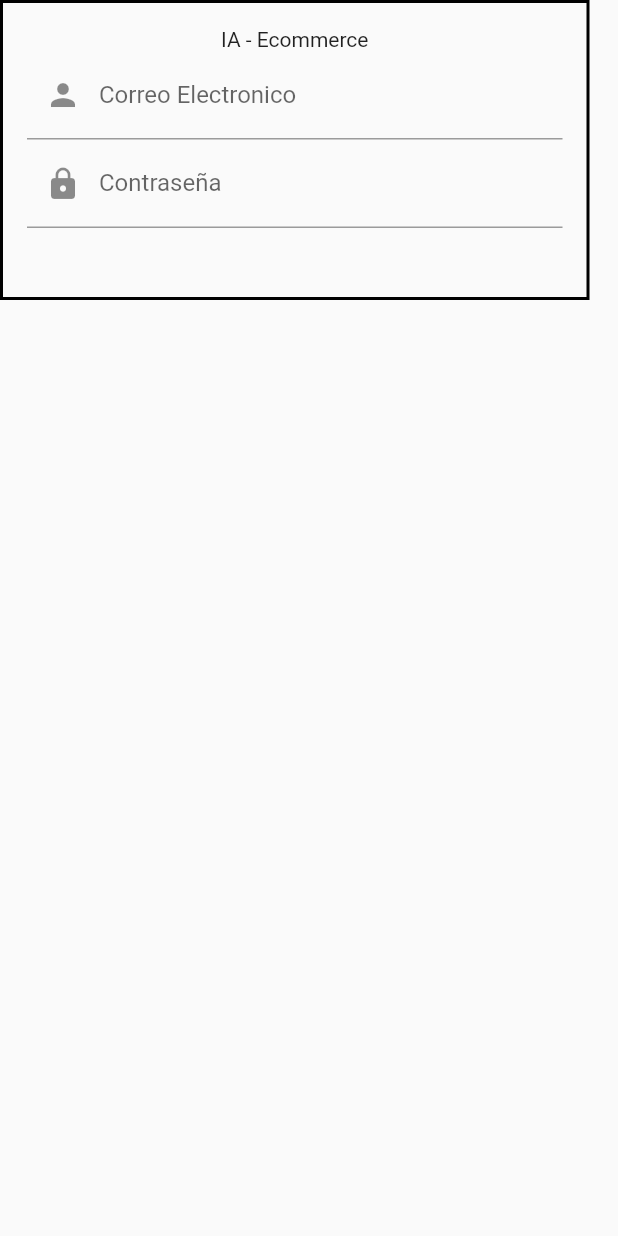
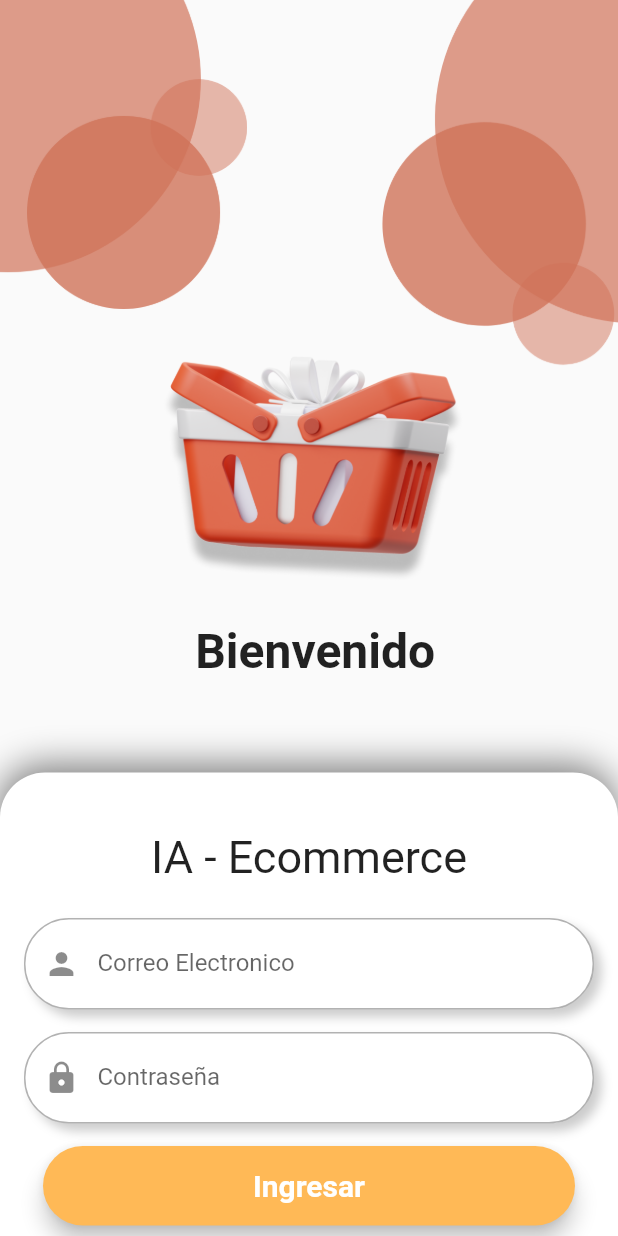
Before and after one commit to JulianRivers/practicas-ui, a Flutter app: the screen it shows after launch, on a phone screen of 412 x 824 dp. Run offline on Flutter 3.47's test engine with Material 2 defaults, Android fonts, the phone set to English and light mode, and no system bars.

Commit message:
login flat finished

```diff
--- a/lib/main.dart
+++ b/lib/main.dart
@@ -13,6 +13,6 @@ class MainApp extends StatelessWidget {
     return const MaterialApp(
         debugShowCheckedModeBanner: false,
         title: 'practicas ui',
-        home: Scaffold(body: CustomLoginForm()));
+        home: Scaffold(body: LoginScreen()));
   }
 }
--- a/lib/presentation/screen/login/login_screen.dart
+++ b/lib/presentation/screen/login/login_screen.dart
@@ -5,52 +5,168 @@ class LoginScreen extends StatelessWidget {
 
   @override
   Widget build(BuildContext context) {
-    return const Center(
+    final media = MediaQuery.of(context).size;
+    return Center(
         child: Stack(
       children: [
         Positioned(
-          top: 605,
-          child: CustomLoginForm()
+            bottom: media.height * 0.7,
+            left: media.width * 0.6,
+            child: Image(
+              image: const AssetImage('assets/images/groupCirclesOne.png'),
+              width: media.width * 0.8,
+            )),
+        Positioned(
+            bottom: media.height * 0.75,
+            right: media.width * 0.6,
+            child: Image(
+              image: const AssetImage('assets/images/groupCirclesTwo.png'),
+              width: media.width * 0.7,
+            )),
+        Positioned(
+            bottom: media.height * 0.45,
+            left: media.width * 0.16,
+            child: Column(
+              children: [
+                Image(
+                  image: const AssetImage('assets/images/iconLogin.png'),
+                  width: media.width * 0.7,
+                ),
+                const Text(
+                  'Bienvenido',
+                  style: TextStyle(fontSize: 32, fontWeight: FontWeight.bold),
+                )
+              ],
+            )),
+        Positioned(
+          bottom: media.width * -1.25,
+          child: CustomLoginForm(
+            height: media.height,
+            width: media.width,
           ),
-
+        )
       ],
     ));
   }
 }
 
 class CustomLoginForm extends StatelessWidget {
+  final double height;
+  final double width;
   const CustomLoginForm({
     super.key,
+    required this.height,
+    required this.width,
   });
 
   @override
   Widget build(BuildContext context) {
     return Container(
-      height: 200,
-      width: 393,
+      height: height,
+      width: width,
       decoration: BoxDecoration(
-       border: Border.all(
-        color: Colors.black,
-        width: 2.0
-       )
-      ),
+          color: Colors.white,
+          borderRadius: BorderRadius.circular(30),
+          boxShadow: [
+            BoxShadow(
+                color: Colors.black.withOpacity(0.5),
+                offset: const Offset(-1, -5),
+                blurRadius: 20),
+          ]),
       padding: const EdgeInsets.all(16),
       child: Column(
-      children: [
-        const Text('IA - Ecommerce'),
-        TextFormField(
-          decoration: const InputDecoration(
-            prefixIcon: Icon(Icons.person),
-            labelText: 'Correo Electronico'
+        children: [
+          const SizedBox(
+            height: 15,
           ),
-        ),
-        TextFormField(
-          decoration: const InputDecoration(
-            prefixIcon: Icon(Icons.lock),
-            labelText: 'Contraseña'
+          const Padding(
+            padding: EdgeInsets.all(8.0),
+            child: Text(
+              'IA - Ecommerce',
+              style: TextStyle(fontSize: 30),
+            ),
           ),
-        ),
-      ],
-    ),);
+          const SizedBox(
+            height: 15,
+          ),
+          const _InputForm(
+            labelText: 'Correo Electronico',
+            icon: Icon(Icons.person),
+          ),
+          const SizedBox(
+            height: 15,
+          ),
+          const _InputForm(
+            labelText: 'Contraseña',
+            icon: Icon(Icons.lock),
+          ),
+          const SizedBox(
+            height: 15,
+          ),
+          _LoginButton(
+            onPressed: () {},
+            color: const Color(0XFFffb956),
+            text: 'Ingresar',
+          )
+        ],
+      ),
+    );
   }
 }
+
+class _InputForm extends StatelessWidget {
+  final String labelText;
+  final Icon icon;
+
+  const _InputForm({required this.labelText, required this.icon});
+
+  @override
+  Widget build(BuildContext context) {
+    return Container(
+      decoration: BoxDecoration(
+          borderRadius: BorderRadius.circular(30),
+          color: Colors.white,
+          border: Border.all(color: Colors.black.withOpacity(0.3), width: 1.0),
+          boxShadow: [
+            BoxShadow(
+                color: Colors.black.withOpacity(0.2),
+                offset: const Offset(5, 5),
+                blurRadius: 5),
+          ]),
+      child: TextFormField(
+        decoration: InputDecoration(
+            border: const OutlineInputBorder(borderSide: BorderSide.none),
+            prefixIcon: icon,
+            labelText: labelText),
+      ),
+    );
+  }
+}
+
+class _LoginButton extends StatelessWidget {
+  final VoidCallback onPressed;
+  final Color color;
+  final String text;
+  const _LoginButton({
+    required this.onPressed,
+    required this.color,
+    required this.text,
+  });
+
+  @override
+  Widget build(BuildContext context) {
+    return ElevatedButton(
+      onPressed: () {},
+      style: ElevatedButton.styleFrom(
+          backgroundColor: color,
+          padding: const EdgeInsets.symmetric(horizontal: 140, vertical: 15),
+          elevation: 6,
+          shape:
+              RoundedRectangleBorder(borderRadius: BorderRadius.circular(30))),
+      child: Text(
+        text,
+        style: const TextStyle(fontWeight: FontWeight.bold, fontSize: 20),
+      ),
+    );
+  }
+}
--- a/pubspec.yaml
+++ b/pubspec.yaml
@@ -59,8 +59,8 @@ flutter:
   uses-material-design: true
 
   # To add assets to your application, add an assets section, like this:
-  # assets:
-  #   - images/a_dot_burr.jpeg
+  assets:
+  - assets/images/
   #   - images/a_dot_ham.jpeg
 
   # An image asset can refer to one or more resolution-specific "variants", see
```
Also changed, not shown: assets/images/camisa.png (added), assets/images/groupCirclesOne.png (added), assets/images/groupCirclesTwo.png (added), assets/images/iconLogin.png (added), 1 other file.
